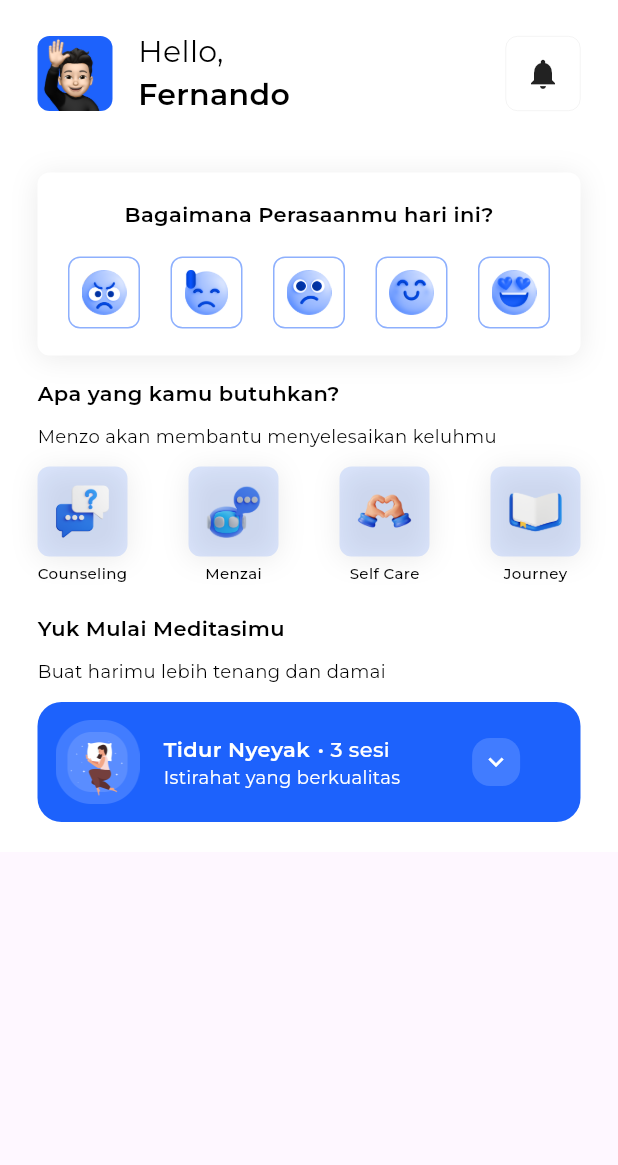
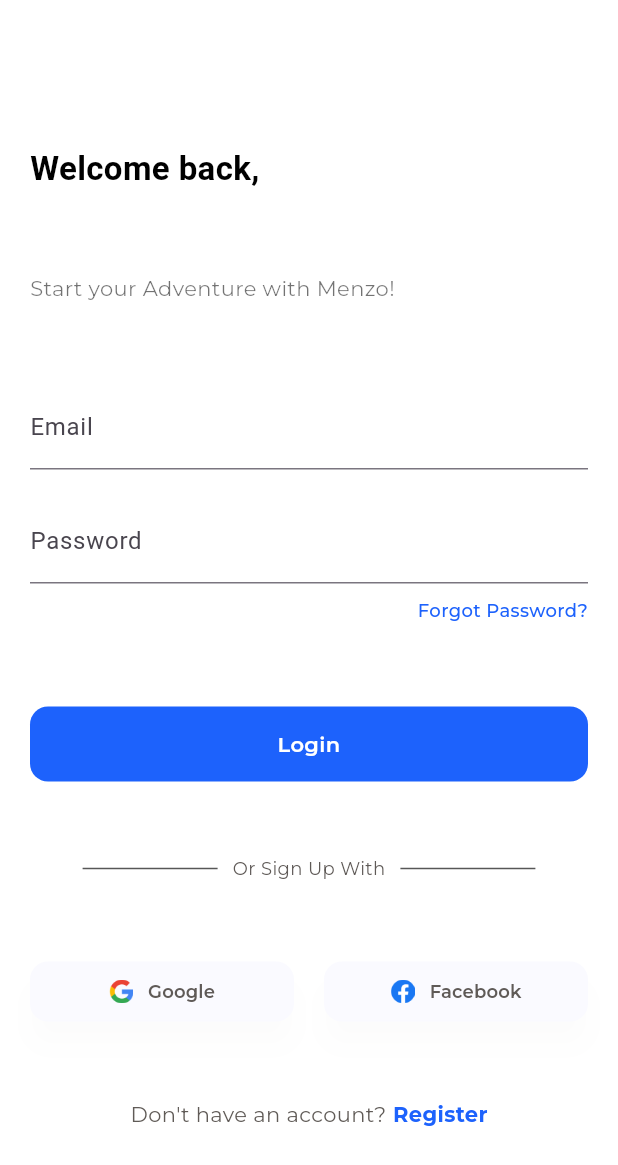
Before and after one commit to Mental-Zone/mental-zone, a Flutter app: the screen it shows after launch, after a tap on "Skip", after a tap on "Login", on a phone screen of 412 x 824 dp. Shown: the top 1165 px of the screen. Run offline on Flutter 3.47's test engine with Material 3 defaults, Android fonts, the phone set to English and light mode, and no system bars; our stand-ins replace gap, google_fonts, smooth_page_indicator.

Commit message:
feature: login screen and register screen

```diff
--- a/lib/main.dart
+++ b/lib/main.dart
@@ -1,5 +1,7 @@
 import 'package:flutter/material.dart';
 import 'package:mental_zone/pages/onboarding_controller.dart';
+import 'package:mental_zone/pages/loginScreen.dart';
+import 'package:mental_zone/pages/registerScreen.dart';
 import 'package:mental_zone/pages/chat.dart';
 import 'package:mental_zone/pages/home.dart';
 
@@ -23,6 +25,8 @@ class MyApp extends StatelessWidget {
         initialRoute: OnBoardingScreen.routeName,
         routes: {
           OnBoardingScreen.routeName: (context) => const OnBoardingScreen(),
+          LoginScreen.routeName: (context) => const LoginScreen(),
+          RegisterScreen.routeName: (context) => const RegisterScreen(),
           HomePage.routeName: (context) => const HomePage(),
           ChatPage.routeName: (context) => const ChatPage(),
         });
--- /dev/null
+++ b/lib/pages/loginScreen.dart
@@ -0,0 +1,285 @@
+import 'package:flutter/material.dart';
+import 'package:google_fonts/google_fonts.dart';
+import 'package:mental_zone/shared/theme/font.dart';
+
+class LoginScreen extends StatefulWidget {
+  static const routeName = '/Login';
+  const LoginScreen({super.key});
+
+  @override
+  _LoginScreenState createState() => _LoginScreenState();
+}
+
+class _LoginScreenState extends State<LoginScreen>{
+  @override
+  Widget build(BuildContext context){
+    return Scaffold(
+      resizeToAvoidBottomInset: false,
+      backgroundColor: Color.fromRGBO(255, 255, 255, 1),
+      body: Stack(
+        children: [
+          Padding(
+            padding: EdgeInsets.only(
+                  top: 100.0, bottom: 80.0, left: 20.0, right: 20.0),
+            child: Column(
+              crossAxisAlignment: CrossAxisAlignment.stretch,
+              mainAxisAlignment: MainAxisAlignment.spaceBetween,
+              children: [
+                Text(
+                  'Welcome back,',
+                  style: TextStyle(
+                    color: Colors.black,
+                    fontSize: 22,
+                    fontWeight: FontWeight.w700,
+                    height: 0,
+                    ),
+                ),
+                Column(
+                  crossAxisAlignment: CrossAxisAlignment.start,
+                    children: [
+                      Text(
+                        'Start your Adventure with Menzo!',
+                        style: TextStyle(
+                          color: Colors.black.withOpacity(0.550000011920929),
+                          fontSize: 14,
+                          fontFamily: 'Montserrat',
+                          fontWeight: FontWeight.w400,
+                          height: 0,
+                        ),
+                      ),
+                    ],
+                ),
+                // COLUMN FIELD
+                Column(
+                    children: [
+                      TextField(
+                        keyboardType: TextInputType.emailAddress,
+                        onChanged: (value) {
+                          // email = value;
+                        },
+                        decoration: InputDecoration(
+                          hintText: 'Email',
+                          labelText: 'Email',
+                          // errorText: _wrongEmail ? emailText : null,
+                        ),
+                      ),
+                      SizedBox(height: 20.0),
+                      TextField(
+                        obscureText: true,
+                        keyboardType: TextInputType.visiblePassword,
+                        onChanged: (value) {
+                          // password = value;
+                        },
+                        decoration: InputDecoration(
+                          hintText: 'Password',
+                          labelText: 'Password',
+                          // errorText: _wrongPassword ? passwordText : null,
+                        ),
+                      ),
+                      SizedBox(height: 10.0),
+                      Align(
+                        alignment: Alignment.topRight,
+                        child: GestureDetector(
+                          onTap: () {
+                            // Navigator.pushNamed(context, ForgotPassword.id);
+                          },
+                          child: Text(
+                            'Forgot Password?',
+                            style:TextStyle(
+                                  color: Color(0xFF1D62FC),
+                                  fontSize: 12,
+                                  fontFamily: 'Montserrat',
+                                  fontWeight: FontWeight.w500,
+                                  height: 0,
+                                ),
+                          ),
+                        ),
+                      ),
+                    ],
+                  ),
+                // COLUMN FIELD RAISE
+                // BUTTON RAISE
+                Container(
+                    width: 338,
+                    height: 50,
+                    decoration: ShapeDecoration(
+                        color: Color(0xFF1D62FC),
+                        shape: RoundedRectangleBorder(
+                            borderRadius: BorderRadius.circular(12),
+                        ),
+                    ),
+                    child: Align(
+                      alignment: Alignment.center,
+                      child: Text(
+                        'Login',
+                        textAlign: TextAlign.center,
+                        style: TextStyle(
+                          color: Colors.white,
+                          fontSize: 14,
+                          fontFamily: 'Montserrat',
+                          fontWeight: FontWeight.w600,
+                        ),
+                      ),
+                    )
+                ),
+                // AKHIR BUTTON RAISE
+                // LINE PEMBATAS
+                Row(
+                    mainAxisAlignment: MainAxisAlignment.center,
+                    children: [
+                      Padding(
+                        padding: EdgeInsets.symmetric(horizontal: 10.0),
+                        child: Container(
+                          height: 1.0,
+                          width: 90.0,
+                          color: const Color.fromARGB(221, 61, 61, 61),
+                        ),
+                      ),
+                      Text(
+                        'Or Sign Up With',
+                        textAlign: TextAlign.center,
+                          style: TextStyle(
+                          color: Color(0xFF5F5A57),
+                          fontSize: 12,
+                          fontFamily: 'Montserrat',
+                          fontWeight: FontWeight.w400,
+                          height: 0.14,
+                          ),
+                      ),
+                      Padding(
+                        padding: EdgeInsets.symmetric(horizontal: 10.0),
+                        child: Container(
+                          height: 1.0,
+                          width: 90.0,
+                          color: const Color.fromARGB(221, 61, 61, 61),
+                        ),
+                      ),
+                    ],
+                  ),
+                // AKHIR LINE PEMBATAS
+                // GOOGLE DAN FACEBOOK
+                Row(
+                  children: [
+                    Expanded(
+                      child: ElevatedButton(
+                        style: ElevatedButton.styleFrom(
+                          padding: EdgeInsets.symmetric(vertical: 5.0),
+                          primary: Color(0xFFFAFAFF),
+                          shape: RoundedRectangleBorder(
+                            borderRadius: BorderRadius.circular(12),
+                          ),
+                          shadowColor: Color(0x0A605B57),
+                          elevation: 8,
+                        ),
+                        onPressed: () {
+                          // onGoogleSignIn(context);
+                        },
+                        child: Center(
+                          child: Row(
+                            mainAxisAlignment: MainAxisAlignment.center,
+                            children: [
+                              Image.asset(
+                                'assets/img/google.png',
+                                fit: BoxFit.contain,
+                                width: 16.0,
+                                height: 16.0,
+                              ),
+                              SizedBox(width: 10.0),
+                              Text(
+                                'Google',
+                                textAlign: TextAlign.center,
+                                style: TextStyle(
+                                  color: Color(0xFF5F5A57),
+                                  fontSize: 12.0,
+                                  fontFamily: 'Montserrat',
+                                  fontWeight: FontWeight.w600,
+                                  height: 0.14,
+                                ),
+                              ),
+                            ],
+                          ),
+                        ),
+                      ),
+                    ),
+                    SizedBox(width: 20.0),
+                    Expanded(
+                      child: ElevatedButton(
+                        style: ElevatedButton.styleFrom(
+                          padding: EdgeInsets.symmetric(vertical: 5.0),
+                          primary: Color(0xFFFAFAFF),
+                          shape: RoundedRectangleBorder(
+                            borderRadius: BorderRadius.circular(12),
+                          ),
+                          shadowColor: Color(0x0A605B57),
+                          elevation: 8,
+                        ),
+                        onPressed: () {
+                          //TODO: Implement facebook functionality
+                        },
+                        child: Center(
+                          child: Row(
+                            mainAxisAlignment: MainAxisAlignment.center,
+                            children: [
+                              Image.asset(
+                                'assets/img/facebook.png',
+                                fit: BoxFit.contain,
+                                width: 16.0,
+                                height: 16.0,
+                              ),
+                              SizedBox(width: 10.0), // Add some spacing between image and text
+                              Text(
+                                'Facebook',
+                                textAlign: TextAlign.center,
+                                style: TextStyle(
+                                  color: Color(0xFF5F5A57),
+                                  fontSize: 12.0,
+                                  fontFamily: 'Montserrat',
+                                  fontWeight: FontWeight.w600,
+                                  height: 0.14,
+                                ),
+                              ),
+                            ],
+                          ),
+                        ),
+                      ),
+                    ),
+                  ],
+                ),
+                // AKHIR GOOGLE DAN FACEBOOK
+                Row(
+                    mainAxisAlignment: MainAxisAlignment.center,
+                    children: [
+                      Text(
+                        "Don't have an account?",
+                        style: TextStyle(
+                          color: Color(0xFF605B57),
+                          fontSize: 14,
+                          fontFamily: 'Montserrat',
+                          fontWeight: FontWeight.w400,
+                          height: 0.12,
+                        ),
+                      ),
+                      GestureDetector(
+                        onTap: () {
+                          Navigator.pushNamed(context, '/Register');
+                        },
+                        child: Text(
+                          ' Register',
+                          style: TextStyle(
+                            color: Color(0xFF1D62FC),
+                            fontSize: 14,
+                            fontFamily: 'Montserrat',
+                            fontWeight: FontWeight.w700,
+                            height: 0.12,
+                          ),
+                        ),
+                      ),
+                    ],
+                  ),
+              ]),
+          ),
+        ],
+      )
+    );
+  }
+}
--- a/lib/pages/onboarding_controller.dart
+++ b/lib/pages/onboarding_controller.dart
@@ -67,7 +67,7 @@ class _OnBoardingScreenState extends State<OnBoardingScreen> {
                     child: currentPage == 2 // Check if on IntroPage3
                         ? OutlinedButton(
                             onPressed: () {
-                              // Handle Login button press
+                              Navigator.pushNamed(context, '/Register');
                             },
                             style: OutlinedButton.styleFrom(
                               shape: RoundedRectangleBorder(
@@ -105,7 +105,7 @@ class _OnBoardingScreenState extends State<OnBoardingScreen> {
                         ? ElevatedButton(
                             onPressed: () {
                               // Handle Register button press
-                              Navigator.pushNamed(context, '/home');
+                              Navigator.pushNamed(context, '/Login');
                             },
                             style: ElevatedButton.styleFrom(
                               shape: RoundedRectangleBorder(
--- a/lib/pages/onboarding_screen/intro_page1.dart
+++ b/lib/pages/onboarding_screen/intro_page1.dart
@@ -40,12 +40,12 @@ class IntroPage1 extends StatelessWidget {
                 ),
                 //headline
                 Text(
-                  "Dukungan Penuh Makna",
+                  "Get Meaningful Support",
                   style: headline,
                 ),
                 //descriotion
                 Text(
-                    'Jalani hari-hari dan jadi dirimu sendiri dengan dukungan dari sahabat',
+                    'Live your days and be yourself with the support of friends',
                     textAlign: TextAlign.center,
                     style: headlineParagraph),
               ],
--- a/lib/pages/onboarding_screen/intro_page2.dart
+++ b/lib/pages/onboarding_screen/intro_page2.dart
@@ -39,10 +39,10 @@ class IntroPage2 extends StatelessWidget {
                   ),
                 ),
                 //headline
-                Text("Teman AI Penuh Wawasan", style: headline),
+                Text("Build friendships with AI", style: headline),
                 //descriotion
                 Text(
-                  'Ceritakan keluhmu dengan teman AI yang cerdas dan penuh wawasan',
+                  'Unleash your concerns to a savvy AI confidant brimming with insights',
                   textAlign: TextAlign.center,
                   style: headlineParagraph,
                 )
--- a/lib/pages/onboarding_screen/intro_page3.dart
+++ b/lib/pages/onboarding_screen/intro_page3.dart
@@ -40,12 +40,19 @@ class IntroPage3 extends StatelessWidget {
                 ),
                 //headline
                 Text(
-                  "Konseling Online Praktis",
-                  style: headline,
+                  "Convenient Online Counseling",
+                  textAlign: TextAlign.center,
+                  style: TextStyle(
+                  color: Color(0xFF1D1D1D),
+                  fontSize: 20,
+                  fontFamily: 'Montserrat',
+                  fontWeight: FontWeight.w600,
+                  height: 0,
+                  ),
                 ),
                 //descriotion
                 Text(
-                    'Terhubung dengan ahli melalui ponsel tanpa repot dan menunggu lama',
+                    'Reach out to a real expert, from the comfort of your phone',
                     textAlign: TextAlign.center,
                     style: headlineParagraph)
               ],
```
Also changed, not shown: lib/pages/registerScreen.dart (added, +292 -0 lines), assets/img/facebook.png (added), assets/img/google.png (added).
